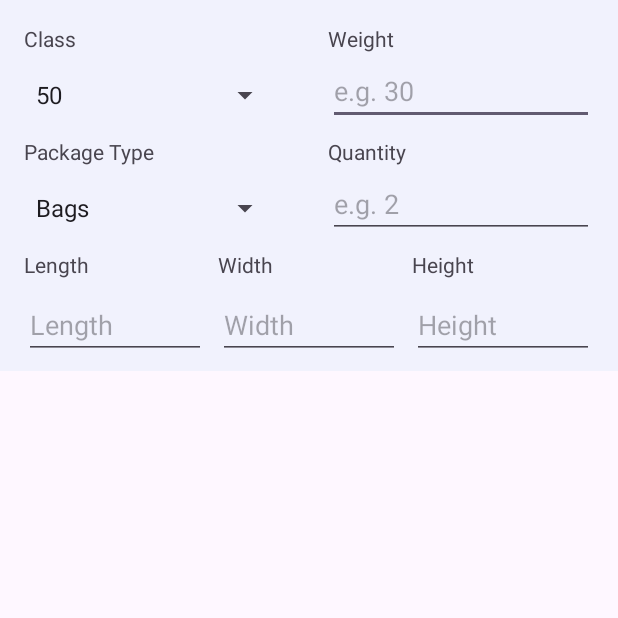
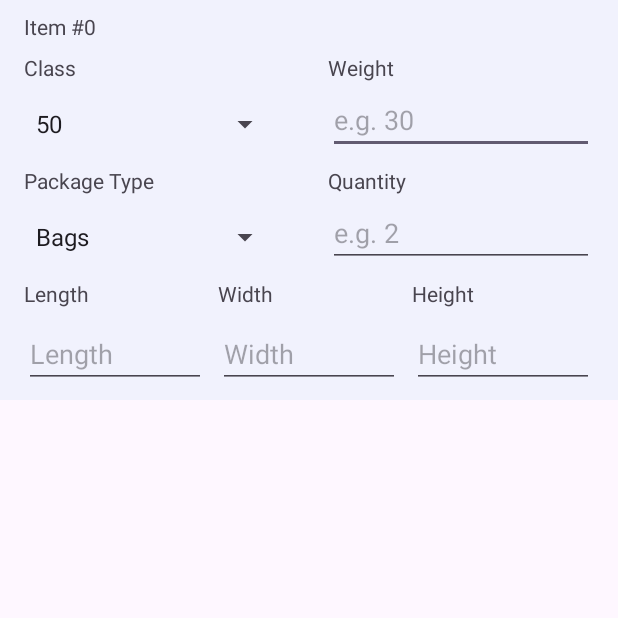
Before and after one commit to edu-flores/pricing-android-app, an Android app: the fragment CargoItem shown on its own in the app's theme, on a phone screen of 412 x 824 dp, the top half of it. Run offline under Robolectric (Android 15) with nearby library versions, the phone set to English and light mode, and no system bars; network calls fail.

Commit message:
Design change

```diff
--- a/app/src/main/res/layout/fragment_cargo_item.xml
+++ b/app/src/main/res/layout/fragment_cargo_item.xml
@@ -14,15 +14,16 @@
         android:orientation="vertical"
         app:layout_constraintGuide_begin="203dp" />
 
+
     <TextView
         android:id="@+id/itemClassTextView"
         android:layout_width="wrap_content"
         android:layout_height="wrap_content"
         android:layout_marginStart="16dp"
-        android:layout_marginTop="16dp"
+        android:layout_marginTop="8dp"
         android:text="Class"
         app:layout_constraintStart_toStartOf="parent"
-        app:layout_constraintTop_toTopOf="parent" />
+        app:layout_constraintTop_toBottomOf="@+id/itemNumberTextView" />
 
     <Spinner
         android:id="@+id/itemClass"
@@ -39,10 +40,9 @@
         android:layout_width="wrap_content"
         android:layout_height="wrap_content"
         android:layout_marginStart="16dp"
-        android:layout_marginTop="16dp"
         android:text="Weight"
         app:layout_constraintStart_toStartOf="@+id/guideline3"
-        app:layout_constraintTop_toTopOf="parent" />
+        app:layout_constraintTop_toTopOf="@+id/itemClassTextView" />
 
     <EditText
         android:id="@+id/itemWeight"
@@ -175,4 +175,14 @@
         app:layout_constraintStart_toEndOf="@+id/itemWidth"
         app:layout_constraintTop_toBottomOf="@+id/itemHeightTextView" />
 
+    <TextView
+        android:id="@+id/itemNumberTextView"
+        android:layout_width="wrap_content"
+        android:layout_height="wrap_content"
+        android:layout_marginStart="16dp"
+        android:layout_marginTop="8dp"
+        android:text="TextView"
+        app:layout_constraintStart_toStartOf="parent"
+        app:layout_constraintTop_toTopOf="parent" />
+
 </androidx.constraintlayout.widget.ConstraintLayout>
```
